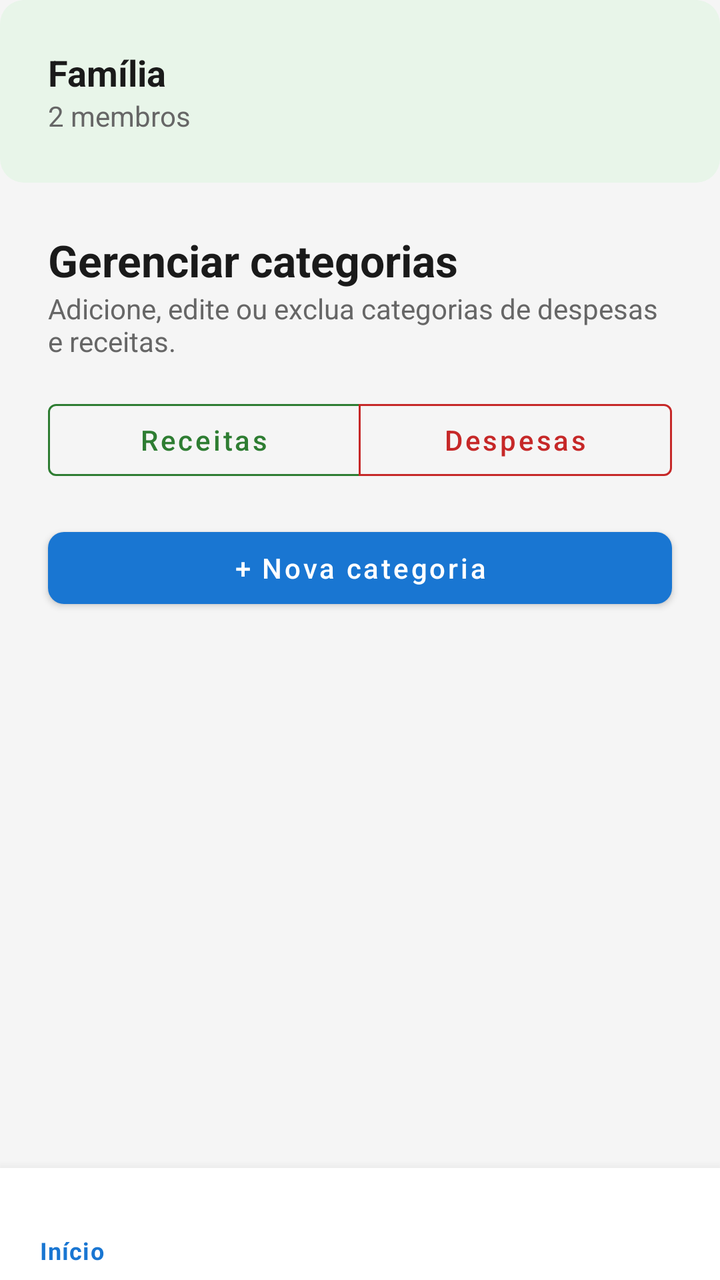
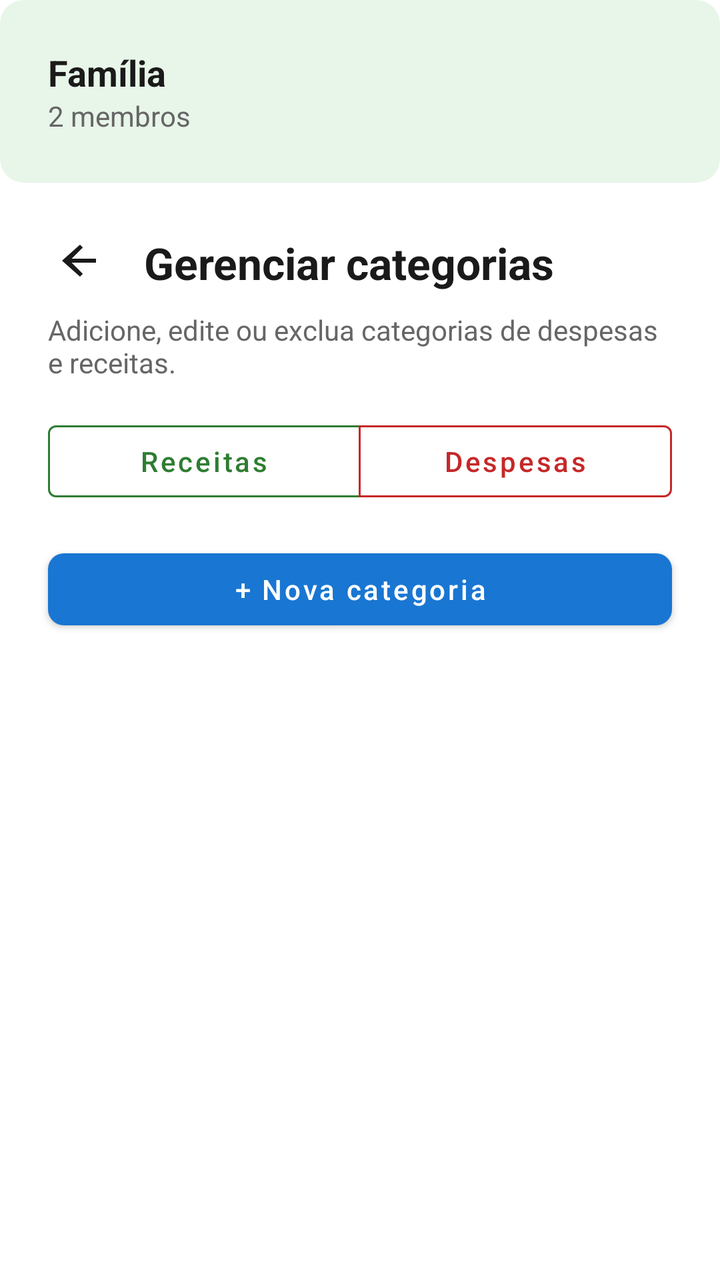

Compare the two renders of this Android layout. The source of the first and the diff that turns it into the second are given below.
<!-- AndroidManifest.xml: application theme Theme.Meu_controle -->
<!-- res/layout/activity_gerenciar_categorias.xml -->
<?xml version="1.0" encoding="utf-8"?>
<androidx.coordinatorlayout.widget.CoordinatorLayout xmlns:android="http://schemas.android.com/apk/res/android"
    xmlns:app="http://schemas.android.com/apk/res-auto"
    xmlns:tools="http://schemas.android.com/tools"
    android:layout_width="match_parent"
    android:layout_height="match_parent"
    android:background="@color/gray_background"
    tools:context=".GerenciarCategoriasActivity">

    <LinearLayout
        android:layout_width="match_parent"
        android:layout_height="match_parent"
        android:orientation="vertical"
        android:paddingBottom="80dp">

        
        <LinearLayout
            android:layout_width="match_parent"
            android:layout_height="wrap_content"
            android:background="@drawable/bg_active_space"
            android:orientation="vertical"
            android:padding="24dp">

            <TextView
                android:id="@+id/active_space_name"
                android:layout_width="wrap_content"
                android:layout_height="wrap_content"
                android:text="Família"
                android:textColor="@color/black"
                android:textSize="18sp"
                android:textStyle="bold" />

            <TextView
                android:id="@+id/active_space_detail"
                android:layout_width="wrap_content"
                android:layout_height="wrap_content"
                android:text="2 membros"
                android:textColor="@color/gray_text"
                android:textSize="14sp" />
        </LinearLayout>

        
        <TextView
            android:layout_width="match_parent"
            android:layout_height="wrap_content"
            android:layout_marginStart="24dp"
            android:layout_marginTop="24dp"
            android:layout_marginEnd="24dp"
            android:text="Gerenciar categorias"
            android:textColor="@color/black"
            android:textSize="22sp"
            android:textStyle="bold" />

        <TextView
            android:layout_width="match_parent"
            android:layout_height="wrap_content"
            android:layout_marginStart="24dp"
            android:layout_marginEnd="24dp"
            android:layout_marginBottom="16dp"
            android:text="Adicione, edite ou exclua categorias de despesas e receitas."
            android:textColor="@color/gray_text"
            android:textSize="14sp" />

        
        <com.google.android.material.button.MaterialButtonToggleGroup
            android:id="@+id/toggle_tipo"
            android:layout_width="match_parent"
            android:layout_height="wrap_content"
            android:layout_marginHorizontal="24dp"
            app:singleSelection="true"
            app:selectionRequired="true">

            
            <com.google.android.material.button.MaterialButton
                android:id="@+id/toggle_receitas"
                style="@style/Widget.MaterialComponents.Button.OutlinedButton"
                android:layout_width="0dp"
                android:layout_height="wrap_content"
                android:layout_weight="1"
                android:text="Receitas"
                android:textAllCaps="false"
                android:textColor="@color/toggle_receitas_text"
                app:backgroundTint="@color/toggle_receitas_bg"
                app:strokeColor="@color/green_primary" />

            
            <com.google.android.material.button.MaterialButton
                android:id="@+id/toggle_despesas"
                style="@style/Widget.MaterialComponents.Button.OutlinedButton"
                android:layout_width="0dp"
                android:layout_height="wrap_content"
                android:layout_weight="1"
                android:text="Despesas"
                android:textAllCaps="false"
                android:textColor="@color/toggle_despesas_text"
                app:backgroundTint="@color/toggle_despesas_bg"
                app:strokeColor="@color/payables_accent" />
        </com.google.android.material.button.MaterialButtonToggleGroup>

        
        
        <com.google.android.material.button.MaterialButton
            android:id="@+id/new_categoria_button"
            android:layout_width="match_parent"
            android:layout_height="wrap_content"
            android:layout_marginHorizontal="24dp"
            android:layout_marginTop="16dp"
            android:text="+ Nova categoria"
            android:textAllCaps="false"
            android:textColor="@color/white"
            app:cornerRadius="8dp" />

        
        <TextView
            android:id="@+id/empty_categorias_message"
            android:layout_width="match_parent"
            android:layout_height="wrap_content"
            android:layout_margin="32dp"
            android:gravity="center"
            android:text="Nenhuma categoria cadastrada."
            android:textColor="@color/gray_text"
            android:textSize="16sp"
            android:visibility="gone"
            tools:visibility="visible" />

        
        <androidx.core.widget.NestedScrollView
            android:layout_width="match_parent"
            android:layout_height="0dp"
            android:layout_weight="1"
            android:layout_marginTop="8dp">

            <LinearLayout
                android:id="@+id/categorias_container"
                android:layout_width="match_parent"
                android:layout_height="wrap_content"
                android:orientation="vertical"
                android:paddingHorizontal="24dp"
                android:paddingBottom="24dp" />
        </androidx.core.widget.NestedScrollView>

    </LinearLayout>

    
    <com.google.android.material.bottomnavigation.BottomNavigationView
        android:id="@+id/bottom_navigation"
        android:layout_width="match_parent"
        android:layout_height="wrap_content"
        android:layout_gravity="bottom"
        android:background="@color/white"
        app:elevation="10dp"
        app:menu="@menu/menu_bottom_navigation" />

</androidx.coordinatorlayout.widget.CoordinatorLayout>
<!-- resources referenced by this layout -->
<resources>
  <color name="black">#1A1A1A</color>
  <color name="gray_background">#F5F5F5</color>
  <color name="gray_text">#666666</color>
  <color name="green_primary">#2E7D32</color>
  <color name="payables_accent">#C62828</color>
  <color name="white">#FFFFFF</color>
  <!-- drawable bg_active_space (drawable) -->
  <?xml version="1.0" encoding="utf-8"?>
  <shape xmlns:android="http://schemas.android.com/apk/res/android">
      <solid android:color="@color/green_light_bg" />
      <corners android:radius="12dp" />
  </shape>
  <style name="Theme.Meu_controle" parent="Theme.MaterialComponents.DayNight.NoActionBar">
          <item name="colorPrimary">@color/primary</item>
          <item name="colorPrimaryDark">@color/primary_dark</item>
          <item name="colorAccent">@color/primary</item>
      </style>
  <color name="green_light_bg">#E8F5E9</color>
  <color name="primary">#1976D2</color>
  <color name="primary_dark">#0D47A1</color>
</resources>

<!-- the commit's change to res/layout/activity_gerenciar_categorias.xml (unified diff, before → after) -->
@@ -4,14 +4,13 @@
     xmlns:tools="http://schemas.android.com/tools"
     android:layout_width="match_parent"
     android:layout_height="match_parent"
-    android:background="@color/gray_background"
+    android:background="@android:color/background_light"
     tools:context=".GerenciarCategoriasActivity">
 
     <LinearLayout
         android:layout_width="match_parent"
         android:layout_height="match_parent"
-        android:orientation="vertical"
-        android:paddingBottom="80dp">
+        android:orientation="vertical">
 
         
         <LinearLayout
@@ -40,16 +39,34 @@
         </LinearLayout>
 
         
-        <TextView
+        <LinearLayout
             android:layout_width="match_parent"
             android:layout_height="wrap_content"
-            android:layout_marginStart="24dp"
-            android:layout_marginTop="24dp"
+            android:layout_marginStart="16dp"
+            android:layout_marginTop="16dp"
             android:layout_marginEnd="24dp"
-            android:text="Gerenciar categorias"
-            android:textColor="@color/black"
-            android:textSize="22sp"
-            android:textStyle="bold" />
+            android:gravity="center_vertical"
+            android:orientation="horizontal">
+
+            
+            <ImageButton
+                android:id="@+id/btn_voltar"
+                android:layout_width="48dp"
+                android:layout_height="48dp"
+                android:background="?attr/selectableItemBackgroundBorderless"
+                android:contentDescription="Voltar"
+                android:src="@drawable/ic_nav_back"
+                app:tint="@color/black" />
+
+            <TextView
+                android:layout_width="wrap_content"
+                android:layout_height="wrap_content"
+                android:layout_marginStart="8dp"
+                android:text="Gerenciar categorias"
+                android:textColor="@color/black"
+                android:textSize="22sp"
+                android:textStyle="bold" />
+        </LinearLayout>
 
         <TextView
             android:layout_width="match_parent"
@@ -70,7 +87,6 @@
             app:singleSelection="true"
             app:selectionRequired="true">
 
-            
             <com.google.android.material.button.MaterialButton
                 android:id="@+id/toggle_receitas"
                 style="@style/Widget.MaterialComponents.Button.OutlinedButton"
@@ -83,7 +99,6 @@
                 app:backgroundTint="@color/toggle_receitas_bg"
                 app:strokeColor="@color/green_primary" />
 
-            
             <com.google.android.material.button.MaterialButton
                 android:id="@+id/toggle_despesas"
                 style="@style/Widget.MaterialComponents.Button.OutlinedButton"
@@ -97,7 +112,6 @@
                 app:strokeColor="@color/payables_accent" />
         </com.google.android.material.button.MaterialButtonToggleGroup>
 
-        
         
         <com.google.android.material.button.MaterialButton
             android:id="@+id/new_categoria_button"
@@ -141,14 +155,4 @@
 
     </LinearLayout>
 
-    
-    <com.google.android.material.bottomnavigation.BottomNavigationView
-        android:id="@+id/bottom_navigation"
-        android:layout_width="match_parent"
-        android:layout_height="wrap_content"
-        android:layout_gravity="bottom"
-        android:background="@color/white"
-        app:elevation="10dp"
-        app:menu="@menu/menu_bottom_navigation" />
-
 </androidx.coordinatorlayout.widget.CoordinatorLayout>
<!-- resource entries referenced after the edit -->
@@ -1,7 +1,6 @@
 <!-- resources referenced by this layout -->
 <resources>
   <color name="black">#1A1A1A</color>
-  <color name="gray_background">#F5F5F5</color>
   <color name="gray_text">#666666</color>
   <color name="green_primary">#2E7D32</color>
   <color name="payables_accent">#C62828</color>
@@ -12,6 +11,16 @@
       <solid android:color="@color/green_light_bg" />
       <corners android:radius="12dp" />
   </shape>
+  <!-- drawable ic_nav_back (drawable) -->
+  <vector xmlns:android="http://schemas.android.com/apk/res/android"
+      android:width="24dp"
+      android:height="24dp"
+      android:viewportWidth="24"
+      android:viewportHeight="24">
+      <path
+          android:fillColor="#FF000000"
+          android:pathData="M20,12v-2H7.83l5.59,-5.59L12,3l-9,8 9,8 1.41,-1.41L7.83,12z" />
+  </vector>
   <style name="Theme.Meu_controle" parent="Theme.MaterialComponents.DayNight.NoActionBar">
           <item name="colorPrimary">@color/primary</item>
           <item name="colorPrimaryDark">@color/primary_dark</item>
